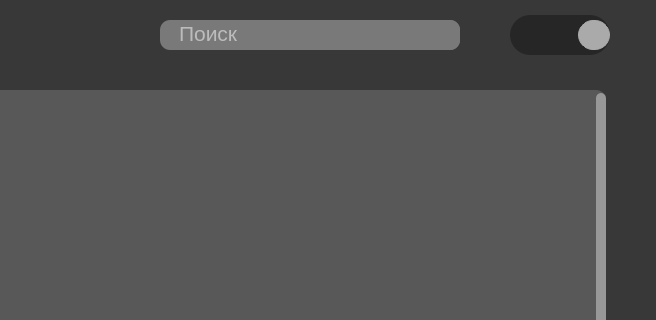
Before: the Qt Designer form main_window_v2.ui in EgorKaduba/AudioPlayer-LyaMidore, drawn with Qt 5; both pictures show x 374 to 1030 and y 0 to 320 of the 1030 by 591 pixel window.
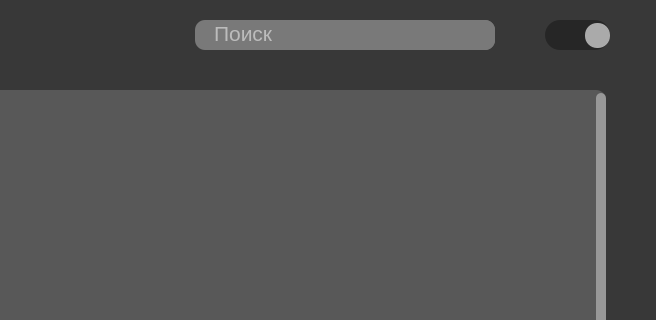
After: the same form once the commit is applied. Icons and pictures are not drawn.

Diff of the .ui file:
```diff
--- a/main_window_v2.ui
+++ b/main_window_v2.ui
@@ -236,10 +236,10 @@
             <property name="styleSheet">
              <string notr="true"> QSlider{
 	background: rgba(10, 10, 10, 0.4);
-	border-radius: 20px;
+	border-radius: 15px;
 }
 QSlider::groove:horizontal {  
-	height: 20px;
+	height: 15px;
 	background-color: rgb(170, 170, 170);
 	margin: 0px;
 	border-radius: 10px;
@@ -247,10 +247,9 @@
 }
 QSlider::handle:horizontal {
 	background: #AAAAAA;
-	border: 1px solid #AAAAAA;
-	width: 30px;
+	width: 25px;
 	margin: -5px 0; 
-	border-radius: 15px;
+	border-radius: 12px;
 }</string>
             </property>
             <layout class="QHBoxLayout" name="horizontalLayout_3">
@@ -283,6 +282,9 @@
                  <height>50</height>
                 </size>
                </property>
+               <property name="styleSheet">
+                <string notr="true">margin-left: 10px;</string>
+               </property>
                <property name="text">
                 <string/>
                </property>
@@ -293,16 +295,22 @@
              </item>
              <item>
               <widget class="QSlider" name="ThemeSlider">
+               <property name="sizePolicy">
+                <sizepolicy hsizetype="Fixed" vsizetype="Fixed">
+                 <horstretch>0</horstretch>
+                 <verstretch>0</verstretch>
+                </sizepolicy>
+               </property>
                <property name="minimumSize">
                 <size>
-                 <width>100</width>
-                 <height>40</height>
+                 <width>65</width>
+                 <height>30</height>
                 </size>
                </property>
                <property name="maximumSize">
                 <size>
-                 <width>100</width>
-                 <height>40</height>
+                 <width>65</width>
+                 <height>30</height>
                 </size>
                </property>
                <property name="styleSheet">
@@ -311,6 +319,9 @@
                <property name="maximum">
                 <number>1</number>
                </property>
+               <property name="pageStep">
+                <number>0</number>
+               </property>
                <property name="sliderPosition">
                 <number>1</number>
                </property>
```
Left out of the diff: 6 changed lines with no effect on the pictures.
